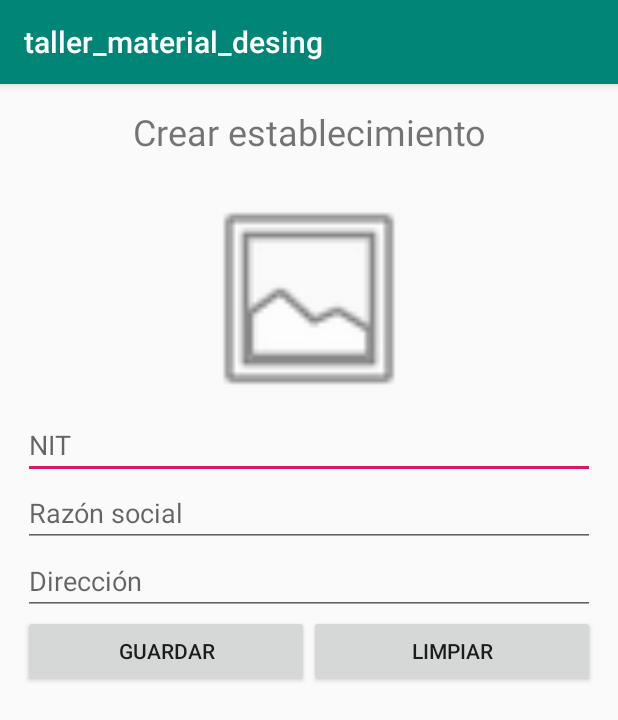
After one commit to BRAYETE12/taller_material_design, an Android app: the crear screen opened directly, with no data from a screen before it, on a phone screen of 412 x 824 dp. The commit adds this screen. Shown: the top 720 px of the screen. Run offline under Robolectric (Android 15) with nearby library versions, the phone set to English and light mode, and no system bars.

Commit message:
Interfaz de crear y parte de funcionalidad

```diff
--- a/app/src/main/AndroidManifest.xml
+++ b/app/src/main/AndroidManifest.xml
@@ -9,6 +9,7 @@
         android:roundIcon="@mipmap/ic_launcher_round"
         android:supportsRtl="true"
         android:theme="@style/AppTheme">
+        <activity android:name=".crear"></activity>
         <activity android:name=".MainActivity">
             <intent-filter>
                 <action android:name="android.intent.action.MAIN" />
--- /dev/null
+++ b/app/src/main/java/com/example/taller_material_desing/models/AdactadorEstablecimeinto.java
@@ -0,0 +1,6 @@
+package com.example.taller_material_desing.models;
+
+public class AdactadorEstablecimeinto {
+
+
+}
--- /dev/null
+++ b/app/src/main/res/layout/activity_crear.xml
@@ -0,0 +1,75 @@
+<?xml version="1.0" encoding="utf-8"?>
+<LinearLayout xmlns:android="http://schemas.android.com/apk/res/android"
+    xmlns:app="http://schemas.android.com/apk/res-auto"
+    xmlns:tools="http://schemas.android.com/tools"
+    android:layout_width="match_parent"
+    android:layout_height="match_parent"
+    android:orientation="vertical"
+    android:paddingLeft="15dp"
+    android:paddingTop="15dp"
+    android:paddingRight="15dp"
+    android:paddingBottom="15dp"
+    tools:context=".crear">
+
+    <TextView
+        android:id="@+id/textView"
+        android:layout_width="match_parent"
+        android:layout_height="wrap_content"
+        android:layout_marginBottom="20dp"
+        android:text="@string/crear_establecimiento"
+        android:textAlignment="center"
+        android:textSize="24sp" />
+
+    <ImageView
+        android:id="@+id/imageView"
+        android:layout_width="match_parent"
+        android:layout_height="150dp"
+        app:srcCompat="@android:drawable/ic_menu_gallery" />
+
+    <EditText
+        android:id="@+id/txNIT"
+        android:layout_width="match_parent"
+        android:layout_height="wrap_content"
+        android:ems="10"
+        android:hint="@string/NIT"
+        android:inputType="number" />
+
+    <EditText
+        android:id="@+id/txNombre"
+        android:layout_width="match_parent"
+        android:layout_height="wrap_content"
+        android:ems="10"
+        android:hint="@string/razon_social"
+        android:inputType="textPersonName" />
+
+    <EditText
+        android:id="@+id/txDireccion"
+        android:layout_width="match_parent"
+        android:layout_height="wrap_content"
+        android:ems="10"
+        android:hint="@string/direccion"
+        android:inputType="textPersonName" />
+
+    <LinearLayout
+        android:layout_width="match_parent"
+        android:layout_height="wrap_content"
+        android:orientation="horizontal">
+
+        <Button
+            android:id="@+id/button"
+            android:layout_width="wrap_content"
+            android:layout_height="wrap_content"
+            android:layout_weight="1"
+            android:onClick="guardar"
+            android:text="@string/guardar" />
+
+        <Button
+            android:id="@+id/button2"
+            android:layout_width="wrap_content"
+            android:layout_height="wrap_content"
+            android:layout_weight="1"
+            android:onClick="limpiar"
+            android:text="@string/limpiar" />
+
+    </LinearLayout>
+</LinearLayout>
--- a/app/src/main/res/values/strings.xml
+++ b/app/src/main/res/values/strings.xml
@@ -1,3 +1,14 @@
 <resources>
     <string name="app_name">taller_material_desing</string>
+
+    <string name="guardar">Guardar</string>
+    <string name="limpiar">Limpiar</string>
+    <string name="crear_establecimiento">Crear establecimiento</string>
+    <string name="NIT">NIT</string>
+    <string name="razon_social">Razón social</string>
+    <string name="direccion">Dirección</string>
+
+    <string name="error_numero">El campo es requerido</string>
+    <string name="guardado_exitoso">Establecimiento guardada exitosamente</string>
+
 </resources>
```
Also changed, not shown: app/src/main/java/com/example/taller_material_desing/crear.java (added, +78 -0 lines), app/src/main/java/com/example/taller_material_desing/models/Datos.java (added, +17 -0 lines), app/src/main/java/com/example/taller_material_desing/models/Establecimeinto.java (added, +54 -0 lines).
